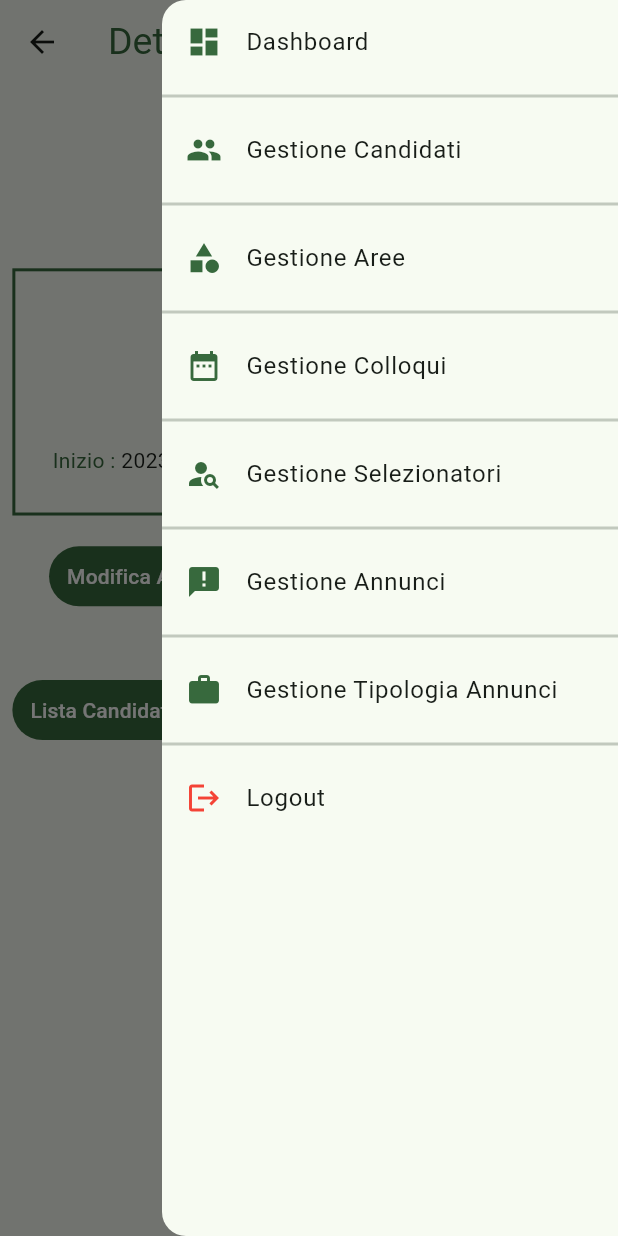
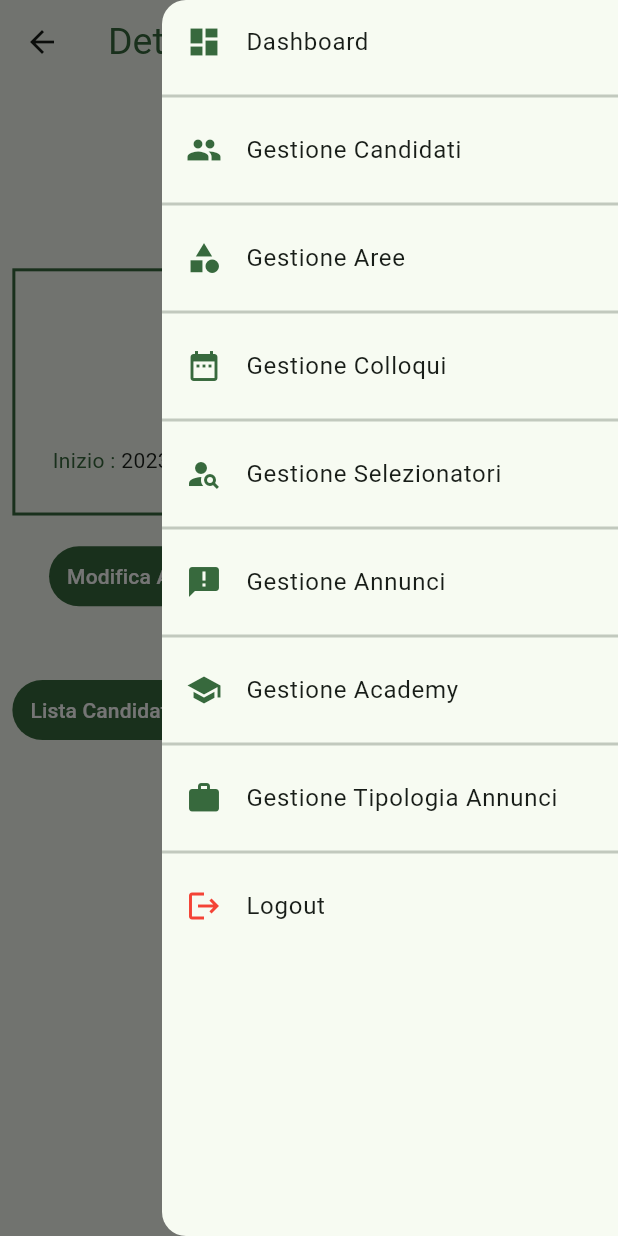
Before and after one commit to GiovanniCipolla/solving-recruitment-flutter, a Flutter app: the AnnuncioDetailScreen screen opened directly with empty values, with the side drawer open, on a phone screen of 412 x 824 dp. Run offline on Flutter 3.47's test engine with Material 3 defaults, Android fonts, the light colour scheme and no system bars; our stand-ins replace flutter_secure_storage; missing offline and left inert: amazon_cognito_identity_dart_2, autocomplete_textfield; accounts and stored records are empty.

Commit message:
add academy basic screen to configure

```diff
--- a/lib/data/drawer_items.dart
+++ b/lib/data/drawer_items.dart
@@ -84,18 +84,18 @@ final List<Map<String, dynamic>> drawerItems = [
     'divider': true,
     'thickness': 2.0,
   },
-  // {
-  //   'icon': Icons.school,
-  //   'title': 'Gestione Academy',
-  //   'onTap': (context) {
-  //     // Provider.of<AnnuncioProvider>(context, listen: false).getAnnunci();
-  //     // Navigator.pushNamed(context, AreaScreen.routeName);
-  //   },
-  // },
-  // {
-  //   'divider': true,
-  //   'thickness': 2.0,
-  // },
+  {
+    'icon': Icons.school,
+    'title': 'Gestione Academy',
+    'onTap': (context) {
+      // Provider.of<AnnuncioProvider>(context, listen: false).getAnnunci();
+      // Navigator.pushNamed(context, AreaScreen.routeName);
+    },
+  },
+  {
+    'divider': true,
+    'thickness': 2.0,
+  },
   {
     'icon': Icons.work,
     'title': 'Gestione Tipologia Annunci',
--- /dev/null
+++ b/lib/models/academy.dart
@@ -0,0 +1,8 @@
+class Academy{
+  final int? id;
+  final String? name;
+  Academy({
+    this.id,
+    this.name,
+  });
+}
--- /dev/null
+++ b/lib/providers/academy.provider.dart
@@ -0,0 +1,7 @@
+import 'package:flutter/material.dart';
+import 'package:solving_recruitment_flutter/models/academy.dart';
+
+class AcademyProvider extends ChangeNotifier {
+  List<Academy> academies = [];
+  AcademyProvider({required this.academies});
+}
--- a/lib/screens/annuncio_screens/annuncio_insert_screen.dart
+++ b/lib/screens/annuncio_screens/annuncio_insert_screen.dart
@@ -132,6 +132,7 @@ class _AnnuncioInsertScreenState extends State<AnnuncioInsertScreen> {
                     if (value == null) {
                       return 'Seleziona una tipologia';
                     }
+                    return null;
                   },
                 ),
                 DropdownButtonFormField<int>(
@@ -157,6 +158,7 @@ class _AnnuncioInsertScreenState extends State<AnnuncioInsertScreen> {
                     if (value == null) {
                       return 'Seleziona una area';
                     }
+                    return null;
                   }
                 ),
                 ElevatedButton(
--- a/lib/screens/colloquio_screens/colloquio_insert_screen.dart
+++ b/lib/screens/colloquio_screens/colloquio_insert_screen.dart
@@ -101,6 +101,7 @@ class _ColloquioInsertScreenState extends State<ColloquioInsertScreen> {
                 if (value == null) {
                   return 'Seleziona una tipologia';
                 }
+                return null;
               },
             ),
             TextFormField(
@@ -193,6 +194,7 @@ class _ColloquioInsertScreenState extends State<ColloquioInsertScreen> {
                 if (value == null) {
                   return 'Seleziona un selezionatore';
                 }
+                return null;
               },
             ),
             TextFormField(
```
Also changed, not shown: lib/screens/academy_screens/academy_insert.dart (added), lib/screens/academy_screens/academy_screen.dart (added), lib/screens/academy_screens/academy_update.dart (added).
